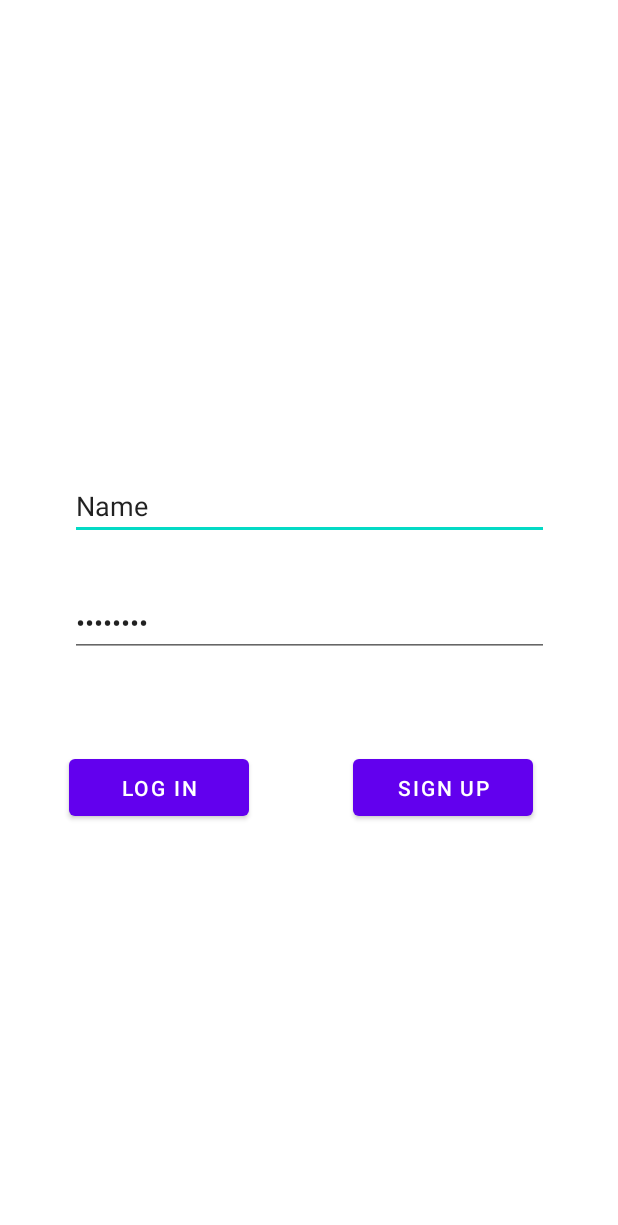
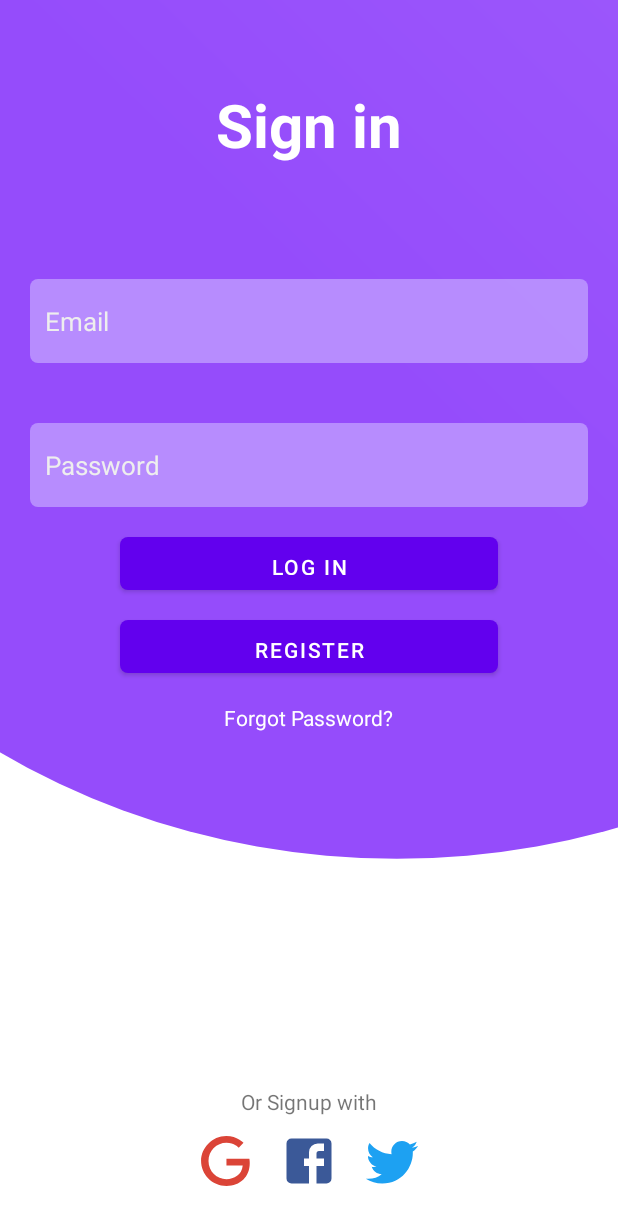
Before and after one commit to andreibolba/Productivity_App, an Android app: the layout fragment_log_in.xml on its own in the app's theme, with its tools: preview values and no code run, on a phone screen of 412 x 824 dp. Shown: the top 1225 px of the screen. Run offline under Robolectric (Android 15) with nearby library versions, the phone set to English and light mode, and no system bars.

Commit message:
LogIn good design

```diff
--- a/app/src/main/res/layout/fragment_log_in.xml
+++ b/app/src/main/res/layout/fragment_log_in.xml
@@ -1,58 +1,129 @@
 <?xml version="1.0" encoding="utf-8"?>
-<androidx.constraintlayout.widget.ConstraintLayout
-    xmlns:android="http://schemas.android.com/apk/res/android"
+<RelativeLayout xmlns:android="http://schemas.android.com/apk/res/android"
     xmlns:app="http://schemas.android.com/apk/res-auto"
     xmlns:tools="http://schemas.android.com/tools"
     android:layout_width="match_parent"
     android:layout_height="match_parent"
     tools:context=".LogIn">
 
-    <EditText
-        android:id="@+id/emailInput"
-        android:layout_width="319dp"
-        android:layout_height="45dp"
-        android:layout_marginBottom="464dp"
-        android:ems="10"
-        android:inputType="textPersonName"
-        android:text="Name"
-        app:layout_constraintBottom_toBottomOf="parent"
-        app:layout_constraintEnd_toEndOf="parent"
-        app:layout_constraintStart_toStartOf="parent" />
+    <LinearLayout
+        android:orientation="vertical"
+        android:layout_width="match_parent"
+        android:layout_height="match_parent">
+        <ImageView
+            android:layout_weight="4"
+            android:src="@drawable/ic_login"
+            android:scaleType="centerCrop"
+            android:layout_width="match_parent"
+            android:layout_height="0dp" />
+        <View
+            android:layout_weight="1"
+            android:layout_width="match_parent"
+            android:layout_height="0dp"/>
+    </LinearLayout>
 
-    <EditText
-        android:id="@+id/passwordInput"
-        android:layout_width="319dp"
-        android:layout_height="45dp"
-        android:ems="10"
-        android:inputType="textPassword"
-        android:text="password"
-        app:layout_constraintBottom_toBottomOf="parent"
-        app:layout_constraintEnd_toEndOf="parent"
-        app:layout_constraintStart_toStartOf="parent"
-        app:layout_constraintTop_toBottomOf="@id/emailInput"
-        app:layout_constraintVertical_bias="0.078" />
 
-    <Button
-        android:id="@+id/logIn"
-        android:layout_width="120dp"
-        android:layout_height="50dp"
-        android:layout_marginBottom="212dp"
-        android:text="Log In"
-        app:layout_constraintBottom_toBottomOf="parent"
-        app:layout_constraintEnd_toEndOf="parent"
-        app:layout_constraintHorizontal_bias="0.158"
-        app:layout_constraintStart_toStartOf="parent"
-        app:layout_constraintTop_toBottomOf="@+id/passwordInput"/>
+    <LinearLayout
+        android:gravity="center"
+        android:layout_width="match_parent"
+        android:layout_height="wrap_content"
+        android:orientation="vertical">
 
-    <Button
-        android:id="@+id/signup"
-        android:layout_width="120dp"
-        android:layout_height="50dp"
-        android:layout_marginBottom="212dp"
-        android:text="Sign Up"
-        app:layout_constraintBottom_toBottomOf="parent"
-        app:layout_constraintEnd_toEndOf="parent"
-        app:layout_constraintHorizontal_bias="0.807"
-        app:layout_constraintStart_toStartOf="parent"
-        app:layout_constraintTop_toBottomOf="@+id/passwordInput" />
-</androidx.constraintlayout.widget.ConstraintLayout>
+        <TextView
+            android:layout_margin="?actionBarSize"
+            android:textStyle="bold"
+            android:textSize="40sp"
+            android:textColor="#fff"
+            android:text="Sign in"
+            android:layout_width="wrap_content"
+            android:layout_height="wrap_content" />
+
+        <EditText
+            android:textColor="#fff"
+            android:textColorHint="#eee"
+            android:paddingStart="10dp"
+            android:paddingLeft="10dp"
+            android:hint="Email"
+            android:layout_margin="20dp"
+            android:layout_width="match_parent"
+            android:layout_height="?actionBarSize"
+            android:background="@drawable/rounded_corner"
+            android:textSize="17sp" />
+        <EditText
+            android:textColor="#fff"
+            android:textColorHint="#eee"
+            android:paddingStart="10dp"
+            android:paddingLeft="10dp"
+            android:hint="Password"
+            android:inputType="textPassword"
+            android:layout_margin="20dp"
+            android:layout_width="match_parent"
+            android:layout_height="?actionBarSize"
+            android:background="@drawable/rounded_corner"
+            android:textSize="17sp" />
+        <Button
+            android:paddingRight="20dp"
+            android:paddingLeft="20dp"
+            android:layout_marginRight="80dp"
+            android:layout_marginLeft="80dp"
+            android:background="@drawable/rounded_corner_button"
+            android:text="log in"
+            android:textColor="#ffffff"
+            android:layout_width="match_parent"
+            android:layout_height="35dp" />
+        <Button
+            android:paddingRight="20dp"
+            android:paddingLeft="20dp"
+            android:layout_marginRight="80dp"
+            android:layout_marginLeft="80dp"
+            android:layout_marginTop="20dp"
+            android:background="@drawable/rounded_corner_button"
+            android:text="register"
+            android:textColor="#ffffff"
+            android:layout_width="match_parent"
+            android:layout_height="35dp" />
+        <TextView
+            android:layout_marginTop="20dp"
+            android:textColor="#fff"
+            android:text="Forgot Password?"
+            android:layout_width="wrap_content"
+            android:layout_height="wrap_content" />
+    </LinearLayout>
+
+
+    <LinearLayout
+        android:layout_marginBottom="30dp"
+        android:gravity="center"
+        android:orientation="vertical"
+        android:layout_alignParentBottom="true"
+        android:layout_width="match_parent"
+        android:layout_height="wrap_content">
+
+        <TextView
+            android:layout_marginBottom="10dp"
+            android:text="Or Signup with"
+            android:layout_width="wrap_content"
+            android:layout_height="wrap_content" />
+        <LinearLayout
+            android:layout_width="wrap_content"
+            android:layout_height="wrap_content">
+            <ImageButton
+                android:layout_marginRight="15dp"
+                android:background="@drawable/google"
+                android:layout_width="40dp"
+                android:layout_height="40dp" />
+            <ImageButton
+                android:layout_marginRight="15dp"
+                android:background="@drawable/facebook_box"
+                android:layout_width="40dp"
+                android:layout_height="40dp" />
+            <ImageButton
+                android:background="@drawable/twitter"
+                android:layout_width="40dp"
+                android:layout_height="40dp" />
+        </LinearLayout>
+
+
+    </LinearLayout>
+
+</RelativeLayout>
```
